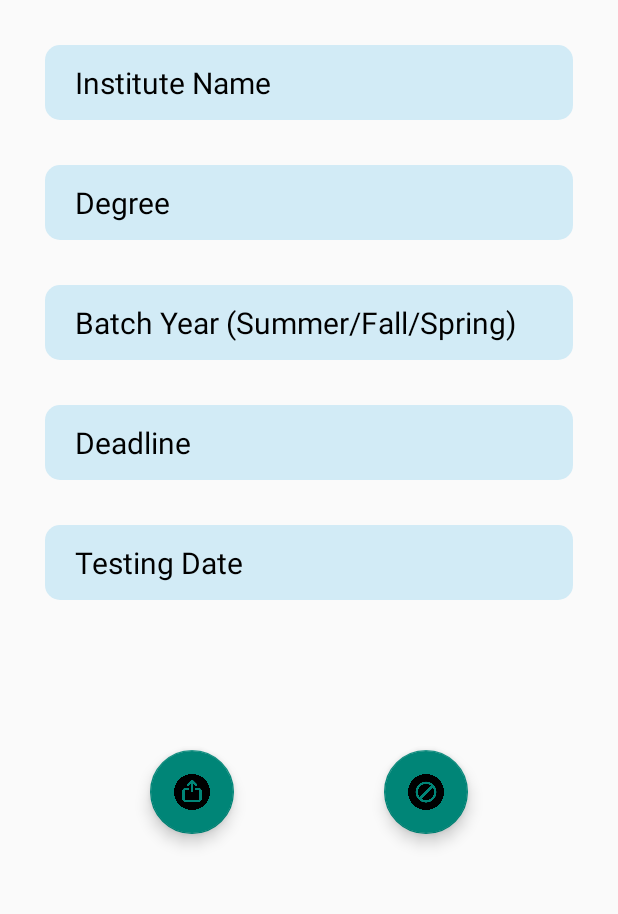
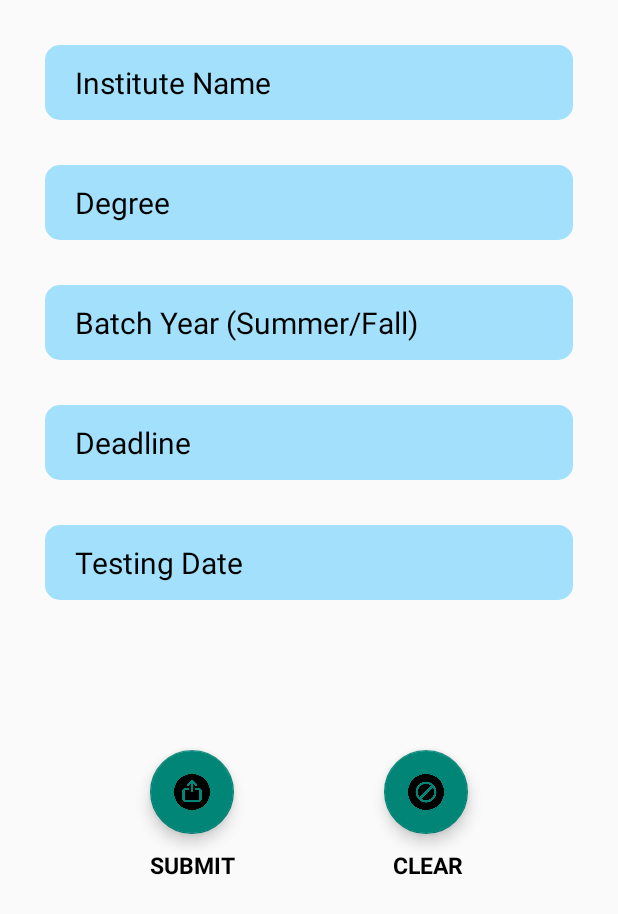
Before and after one commit to Karma8o1/FinalPrivate, an Android app: the fragment adding shown on its own in the app's theme, after a tap on an icon or button, on a phone screen of 412 x 824 dp. Shown: the top 914 px of the screen. Run offline under Robolectric (Android 15) with nearby library versions, the phone set to English and light mode, and no system bars; our stand-ins replace Firebase (no records; nobody signed in at launch, a user with empty details on screens opened directly).

Commit message:
FINALIZING PROJECT

```diff
--- a/app/src/main/java/com/example/stc/adding.java
+++ b/app/src/main/java/com/example/stc/adding.java
@@ -10,22 +10,46 @@ import android.view.View;
 import android.view.ViewGroup;
 import android.widget.DatePicker;
 import android.widget.EditText;
+import android.widget.Toast;
 
+import androidx.annotation.NonNull;
 import androidx.fragment.app.Fragment;
 
 import com.google.android.material.floatingactionbutton.FloatingActionButton;
+import com.google.firebase.database.DataSnapshot;
+import com.google.firebase.database.DatabaseError;
+import com.google.firebase.database.DatabaseReference;
+import com.google.firebase.database.FirebaseDatabase;
+import com.google.firebase.database.ValueEventListener;
 
 import java.util.Calendar;
+import java.util.HashMap;
 
 public class adding extends Fragment implements View.OnClickListener {
     private EditText deadline, test, batch, ins_name, degree;
     FloatingActionButton upload, cancel;
     private static final String TAG = "adding";
     private DatePickerDialog.OnDateSetListener mDateSetListener;
+    private DatabaseReference databaseReference;
+    String id;
 
 
     public View onCreateView(LayoutInflater inflater, ViewGroup container, Bundle savedInstanceState) {
         View view = inflater.inflate(R.layout.fragment_adding, container, false);
+        databaseReference = FirebaseDatabase.getInstance().getReference();
+        databaseReference.addValueEventListener(new ValueEventListener() {
+            @Override
+            public void onDataChange(@NonNull DataSnapshot snapshot) {
+                if (snapshot.exists()){
+                    id = snapshot.child("ins_no").getValue().toString();
+                }
+            }
+
+            @Override
+            public void onCancelled(@NonNull DatabaseError error) {
+
+            }
+        });
         upload = view.findViewById(R.id.upload);
         cancel = view.findViewById(R.id.clear);
         ins_name = (EditText) view.findViewById(R.id.ins_name);
@@ -40,22 +64,39 @@ public class adding extends Fragment implements View.OnClickListener {
         return view;
     }
 
-
-    @Override
-    public void onClick(View v) {
-
-        switch (v.getId()) {
-            case R.id.upload:
-
-                break;
-            case R.id.clear:
+    public void addinstitute()
+    {
+        if (!ins_name.getText().toString().isEmpty() || !degree.getText().toString().isEmpty() ||
+        !batch.getText().toString().isEmpty() || !deadline.getText().toString().isEmpty() ||!test.getText().toString().isEmpty()) {
+            int value = Integer.parseInt(id);
+            value = value + 1;
+            HashMap<String, String> userMap = new HashMap<>();
+            userMap.put("ins_name", ins_name.getText().toString().trim());
+            userMap.put("degree", degree.getText().toString().trim());
+            userMap.put("batch", batch.getText().toString().trim());
+            userMap.put("deadline", deadline.getText().toString().trim());
+            userMap.put("test", test.getText().toString().trim());
+            userMap.put("available", "yes");
+            databaseReference.child("Universities").child(id).setValue(userMap);
+            id = String.valueOf(value);
+            databaseReference.child("ins_no").setValue(id);
+            Toast.makeText(getView().getContext(),"List has been updated",Toast.LENGTH_SHORT).show();
+        }
+        else
+        {
+            Toast.makeText(getView().getContext(),"Please fill the form first", Toast.LENGTH_SHORT).show();
+        }
+    }
+    public void clear()
+    {
         ins_name.setText(null);
         degree.setText(null);
         batch.setText(null);
         deadline.setText(null);
         test.setText(null);
-                break;
-            case R.id.deadline:
+    }
+    public void deadline()
+    {
         Calendar cal = Calendar.getInstance();
         int year = cal.get(Calendar.YEAR);
         int month = cal.get(Calendar.MONTH);
@@ -74,8 +115,9 @@ public class adding extends Fragment implements View.OnClickListener {
             }
 
         };
-                break;
-            case R.id.test_date:
+    }
+    public void testing()
+    {
         Calendar cals = Calendar.getInstance();
         int years = cals.get(Calendar.YEAR);
         int months = cals.get(Calendar.MONTH);
@@ -94,6 +136,23 @@ public class adding extends Fragment implements View.OnClickListener {
             }
 
         };
+    }
+    @Override
+    public void onClick(View v) {
+
+        switch (v.getId()) {
+            case R.id.upload:
+                addinstitute();
+                clear();
+                break;
+            case R.id.clear:
+                clear();
+                break;
+            case R.id.deadline:
+                deadline();
+                break;
+            case R.id.test_date:
+                testing();
                 break;
 
         }
--- a/app/src/main/res/layout/fragment_adding.xml
+++ b/app/src/main/res/layout/fragment_adding.xml
@@ -23,7 +23,7 @@
         android:layout_marginEnd="30sp"
         android:textSize="20sp"
         android:background="@drawable/textfield"
-        android:backgroundTint="#D2EBF6"
+        android:backgroundTint="#A2E0FB"
         android:paddingLeft="20sp"
         />
     <EditText
@@ -40,13 +40,13 @@
         android:textSize="20sp"
         android:textColor="@color/black"
         android:background="@drawable/textfield"
-        android:backgroundTint="#D2EBF6"
+        android:backgroundTint="#A2E0FB"
         android:paddingLeft="20sp"
         />
     <EditText
         android:layout_width="match_parent"
         android:layout_height="50sp"
-        android:hint="Batch Year (Summer/Fall/Spring)"
+        android:hint="Batch Year (Summer/Fall)"
         android:maxHeight="50sp"
         android:id="@+id/batch"
         android:textColor="@color/black"
@@ -57,7 +57,7 @@
         android:layout_marginEnd="30sp"
         android:textSize="20sp"
         android:background="@drawable/textfield"
-        android:backgroundTint="#D2EBF6"
+        android:backgroundTint="#A2E0FB"
         android:paddingLeft="20sp"
         />
 
@@ -69,13 +69,14 @@
         android:gravity="center_vertical"
         android:layout_below="@id/batch"
         android:textColorHint="@color/black"
+        android:textColor="@color/black"
         android:maxHeight="50sp"
         android:layout_marginTop="30sp"
         android:layout_marginStart="30sp"
         android:layout_marginEnd="30sp"
         android:textSize="20sp"
         android:background="@drawable/textfield"
-        android:backgroundTint="#D2EBF6"
+        android:backgroundTint="#A2E0FB"
         android:paddingLeft="20sp"
         />
     <EditText
@@ -93,7 +94,7 @@
         android:layout_marginEnd="30sp"
         android:textSize="20sp"
         android:background="@drawable/textfield"
-        android:backgroundTint="#D2EBF6"
+        android:backgroundTint="#A2E0FB"
         android:paddingLeft="20sp"
         />
 
@@ -116,6 +117,30 @@
         android:layout_marginTop="100sp"
         android:src="@drawable/cancel"
         android:layout_marginBottom="100sp"/>
+    <TextView
+        android:layout_width="wrap_content"
+        android:layout_height="wrap_content"
+        android:text="SUBMIT"
+        android:id="@+id/uploads"
+        android:layout_below="@id/upload"
+        android:textColor="@color/black"
+        android:textStyle="bold"
+        android:textSize="15sp"
+        android:layout_marginStart="100sp"
+        android:layout_marginTop="10sp"
+        />
+    <TextView
+        android:layout_width="wrap_content"
+        android:layout_height="wrap_content"
+        android:text="CLEAR"
+        android:layout_below="@id/upload"
+        android:textColor="@color/black"
+        android:textStyle="bold"
+        android:layout_toRightOf="@id/uploads"
+        android:layout_marginStart="105sp"
+        android:textSize="15sp"
+        android:layout_marginTop="10sp"
+        />
 </RelativeLayout>
 
 </ScrollView>
```
Lines whose indentation alone changed are shown as unchanged.
